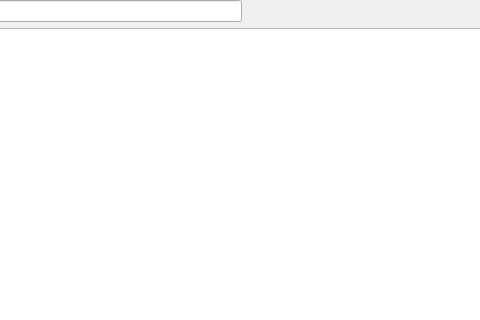
Above: tools/cachegrind/view.ui from KDE/kdev-valgrind before the change; both pictures show x 106 to 586 and y 0 to 320 of the 695 by 541 pixel window. Below: the same form after it.
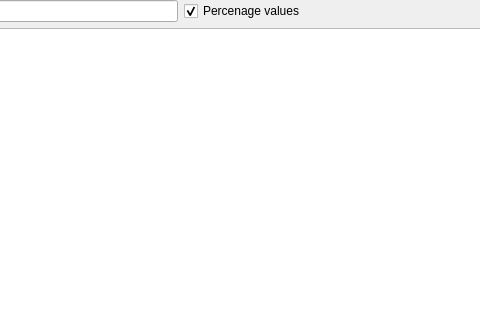
That is the form after the change.

Commit message: Add percentage values display in Cachegrind view

Diff of the .ui file:
```diff
--- a/tools/cachegrind/view.ui
+++ b/tools/cachegrind/view.ui
@@ -38,6 +38,16 @@
        </property>
       </widget>
      </item>
+     <item>
+      <widget class="QCheckBox" name="percenageValues">
+       <property name="text">
+        <string>Percenage values</string>
+       </property>
+       <property name="checked">
+        <bool>true</bool>
+       </property>
+      </widget>
+     </item>
      <item>
       <spacer name="horizontalSpacer">
        <property name="orientation">
```
The commit also changes 6 other files.
